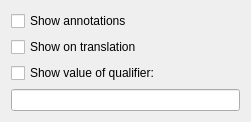
First picture: the form in src/corelibs/U2View/src/ov_sequence/annot_highlight/ui/AnnotHighlightSettings.ui, repository violethaze74/ugene, before the edit.
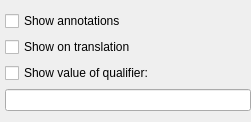
Second picture: the form after the edit.

Commit message: UGENE-1678: annotation settings resize

Diff of the .ui file:
```diff
--- a/src/corelibs/U2View/src/ov_sequence/annot_highlight/ui/AnnotHighlightSettings.ui
+++ b/src/corelibs/U2View/src/ov_sequence/annot_highlight/ui/AnnotHighlightSettings.ui
@@ -17,6 +17,12 @@
    <property name="sizeConstraint">
     <enum>QLayout::SetMinAndMaxSize</enum>
    </property>
+   <property name="leftMargin">
+    <number>5</number>
+   </property>
+   <property name="rightMargin">
+    <number>0</number>
+   </property>
    <item row="1" column="0">
     <widget class="QCheckBox" name="checkShowOnTranslation">
      <property name="text">
```
